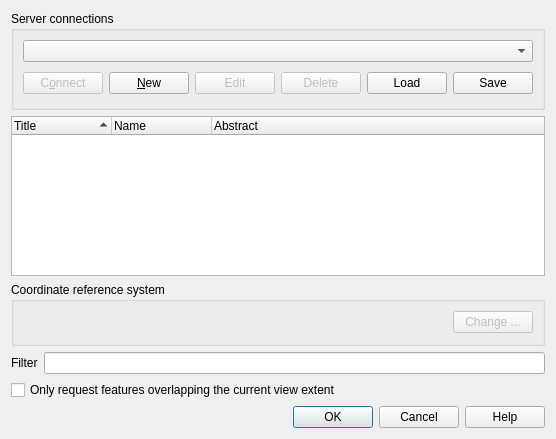
The window that src/ui/qgswfssourceselectbase.ui (kadas-albireo/kadas-albireo) describes before a commit, drawn with Qt 5.
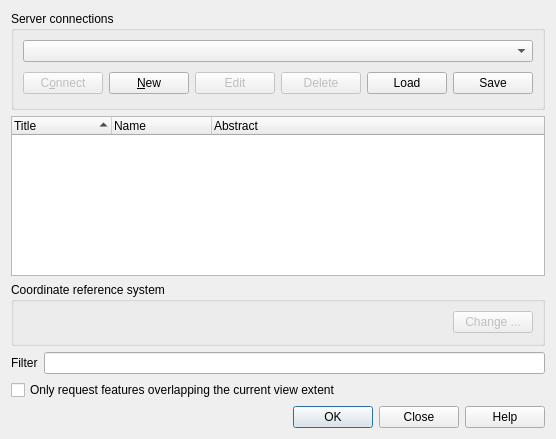
The same window after the commit.

Commit message: Possibility to add several wfs layers in one go

Patch:
```diff
--- a/src/ui/qgswfssourceselectbase.ui
+++ b/src/ui/qgswfssourceselectbase.ui
@@ -203,7 +203,7 @@
       <enum>Qt::Horizontal</enum>
      </property>
      <property name="standardButtons">
-      <set>QDialogButtonBox::Cancel|QDialogButtonBox::Help|QDialogButtonBox::Ok</set>
+      <set>QDialogButtonBox::Close|QDialogButtonBox::Help|QDialogButtonBox::Ok</set>
      </property>
     </widget>
    </item>
```
Left out of the diff: 3 changed lines with no effect on the pictures. The commit also changes 1 other file.
